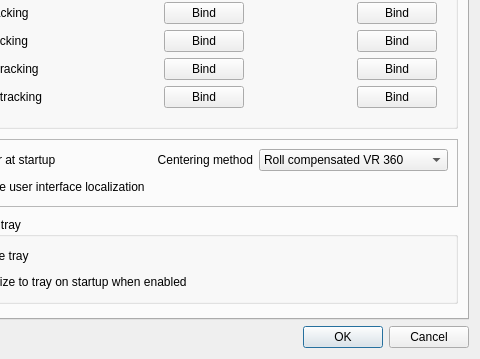
This is gui/settings-dialog.ui in opentrack/opentrack as Qt 5 draws it before an edit; both pictures show x 85 to 565 and y 282 to 641 of the 565 by 641 pixel window. The edited form follows.
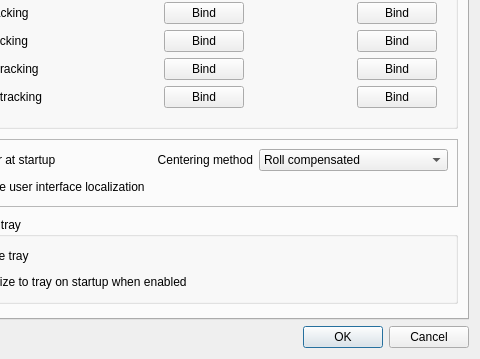
This is the edited form. Icons and pictures are not drawn. Custom widgets are drawn as their Qt base class.

Commit message: gui: make roll compensated option clearer

What changed in the file:
```diff
--- a/gui/settings-dialog.ui
+++ b/gui/settings-dialog.ui
@@ -922,7 +922,7 @@
             </item>
             <item>
              <property name="text">
-              <string>Roll compensated VR 360</string>
+              <string>Roll compensated</string>
              </property>
             </item>
            </widget>
```
The commit also changes 4 other files.
